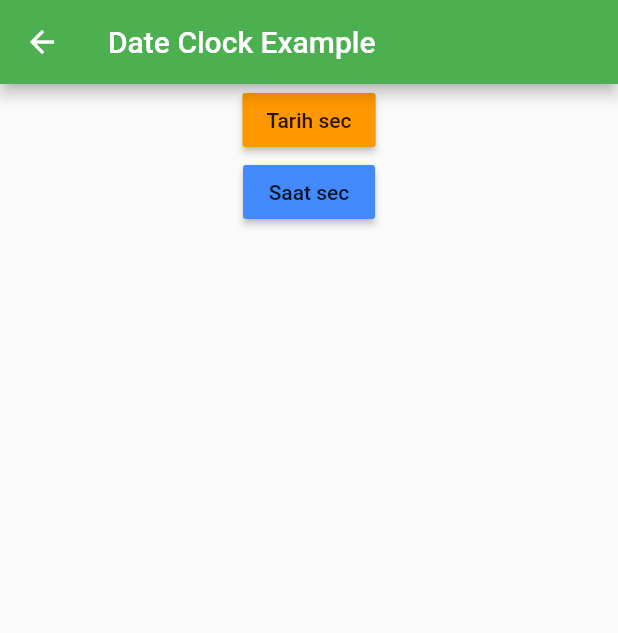
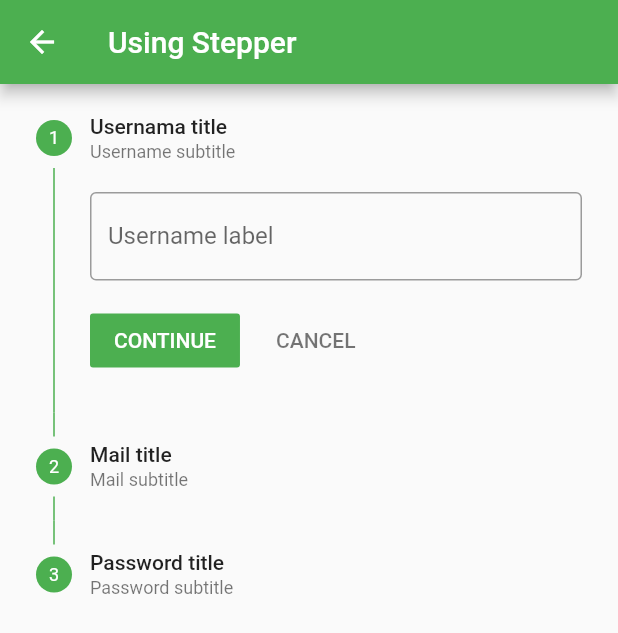
Before and after one commit to zzafergok/flutter-first-app, a Flutter app: the screen it shows after launch, on a phone screen of 412 x 824 dp. Shown: the top 633 px of the screen. Run offline on Flutter 3.47's test engine with Material 2 defaults, Android fonts, the phone set to English and light mode, and no system bars; our stand-ins replace date_format, fluttertoast.

Commit message:
Using Stepper part one

```diff
--- a/first_app/lib/main.dart
+++ b/first_app/lib/main.dart
@@ -2,13 +2,14 @@ import 'package:first_app/ui/date_clock_example.dart';
 import 'package:first_app/ui/form_textFormField.dart';
 import 'package:first_app/ui/other_form_process..dart';
 import 'package:first_app/ui/text_Field_Features.dart';
+import 'package:first_app/ui/using_stepper.dart';
 import 'package:flutter/material.dart';
 import 'ui/navigasyon_islemleri.dart';
 
 void main() {
   runApp(MaterialApp(
 
-    initialRoute: "/dateClock",
+    initialRoute: "/ornekStepper",
 
     routes: {
       "/": (context) => NavigasyonIslemleri(),
@@ -25,6 +26,7 @@ void main() {
       "/textFormField": (context) => FormandTextFormField(),
       "/otherForm": (context) => OtherFormProcess(),
       "/dateClock": (context) => DateClockExample(),
+      "/ornekStepper": (context) => UsingStepper(),
     },
 
     onGenerateRoute: (RouteSettings settings){
--- /dev/null
+++ b/first_app/lib/ui/using_stepper.dart
@@ -0,0 +1,99 @@
+import 'package:flutter/material.dart';
+
+class UsingStepper extends StatefulWidget {
+  @override
+  _UsingStepperState createState() => _UsingStepperState();
+}
+
+class _UsingStepperState extends State<UsingStepper> {
+  int _aktifStep = 0;
+  String isim, mail, sifre;
+  List<Step> tumStepler;
+
+  @override
+  void initState() {
+    super.initState();
+    tumStepler=_tumStepler();
+  }
+
+  @override
+  Widget build(BuildContext context) {
+    return Scaffold(
+      appBar: AppBar(
+        title: Text("Using Stepper"),
+      ),
+      body: SingleChildScrollView(
+        child: Stepper(
+          steps: tumStepler,
+          currentStep: _aktifStep,
+          onStepTapped: (tiklanilanStep) {
+            setState(() {
+              _aktifStep = tiklanilanStep;
+            });
+          },
+          onStepContinue: (){
+            setState(() {
+              if(_aktifStep < tumStepler.length-1){
+                _aktifStep++;
+              }
+            });
+          },
+          onStepCancel: (){
+            setState(() {
+              if(_aktifStep > 0){
+                _aktifStep--;
+              }else{
+                _aktifStep = 0;
+              }
+            });
+          },
+        ),
+      ),
+    );
+  }
+
+  List<Step> _tumStepler() {
+    List<Step> stepler = [
+      Step(
+        title: Text("Usernama title"),
+        subtitle: Text("Username subtitle"),
+        state: StepState.indexed,
+        isActive: true,
+        content: TextFormField(
+          decoration: InputDecoration(
+            labelText: "Username label",
+            hintText: "UsernameHintText",
+            border: OutlineInputBorder(),
+          ),
+        ),
+      ),
+      Step(
+        title: Text("Mail title"),
+        subtitle: Text("Mail subtitle"),
+        state: StepState.indexed,
+        isActive: true,
+        content: TextFormField(
+          decoration: InputDecoration(
+            labelText: "Mail label",
+            hintText: "MailText",
+            border: OutlineInputBorder(),
+          ),
+        ),
+      ),
+      Step(
+        title: Text("Password title"),
+        subtitle: Text("Password subtitle"),
+        state: StepState.indexed,
+        isActive: true,
+        content: TextFormField(
+          decoration: InputDecoration(
+            labelText: "Password label",
+            hintText: "PasswordText",
+            border: OutlineInputBorder(),
+          ),
+        ),
+      ),
+    ];
+    return stepler;
+  }
+}
```
Also changed, not shown: first_app/lib/ui/navigasyon_islemleri.dart (+10 -0 lines).
